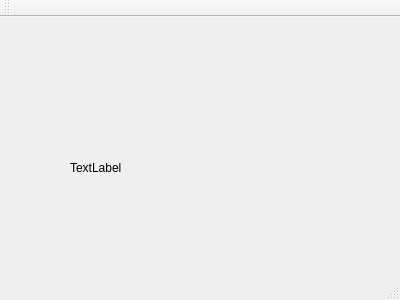
First picture: the form in mainwindow.ui, repository alskurat/PublicTransportTicket, before the edit.
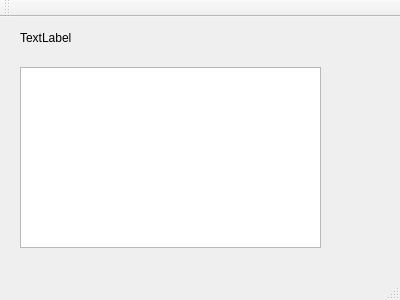
Second picture: the form after the edit.

Commit message: + Исп. классы счетчиков по видам транспорта + Вывод в textEdit по видам транспорта

```diff
--- a/mainwindow.ui
+++ b/mainwindow.ui
@@ -17,8 +17,8 @@
    <widget class="QLabel" name="label">
     <property name="geometry">
      <rect>
-      <x>70</x>
-      <y>130</y>
+      <x>20</x>
+      <y>0</y>
       <width>211</width>
       <height>41</height>
      </rect>
@@ -27,6 +27,16 @@
      <string>TextLabel</string>
     </property>
    </widget>
+   <widget class="QTextEdit" name="textEdit">
+    <property name="geometry">
+     <rect>
+      <x>20</x>
+      <y>50</y>
+      <width>301</width>
+      <height>181</height>
+     </rect>
+    </property>
+   </widget>
   </widget>
   <widget class="QMenuBar" name="menuBar">
    <property name="geometry">
```
The commit also changes 5 other files.
